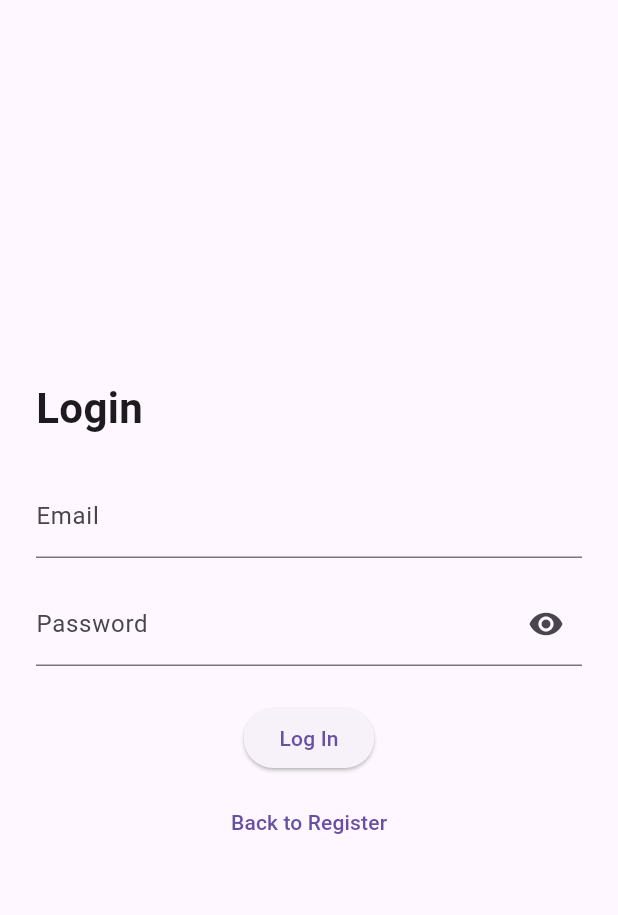
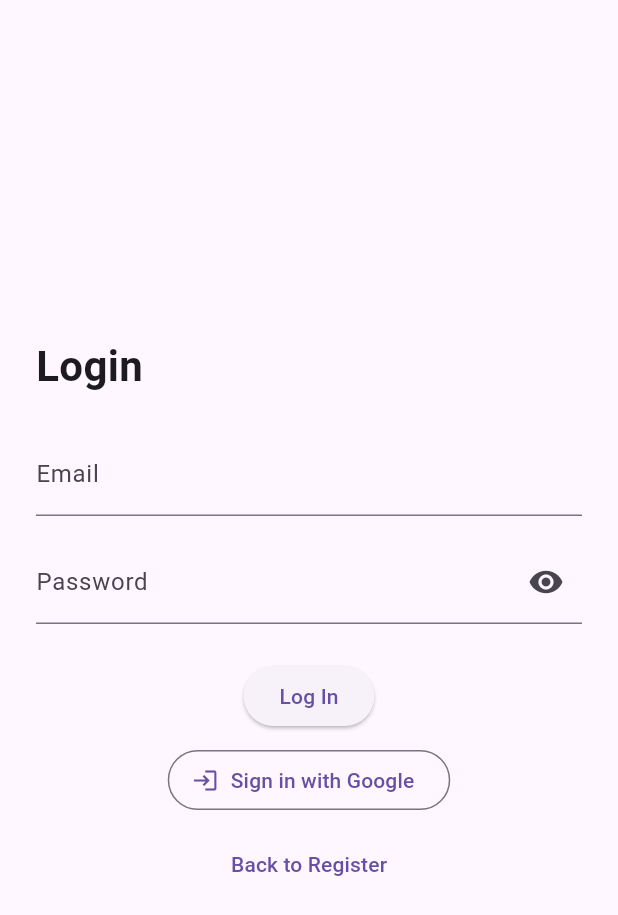
Before and after one commit to elvispreakerebi/kazi_app, a Flutter app: the screen it shows after launch, after a tap on "Register Account", after a tap on "Sign up with Google", after a tap on "Already have an account?", on a phone screen of 412 x 824 dp. Shown: the top 915 px of the screen. Run offline on Flutter 3.47's test engine with Material 3 defaults, Android fonts, the phone set to English and light mode, and no system bars; our stand-ins replace uni_links; missing offline and left inert: convex_flutter.

Commit message:
updated main for google oauth

```diff
--- a/lib/main.dart
+++ b/lib/main.dart
@@ -3,6 +3,8 @@
 import 'dart:convert';
 import 'package:url_launcher/url_launcher.dart';
 import 'package:convex_flutter/convex_flutter.dart';
+import 'package:uni_links/uni_links.dart';
+import 'dart:async';
 
 late ConvexClient convexClient;
 
@@ -29,10 +31,47 @@
   // Simple in-memory store for registration/email
   String? _registeredEmail;
   String? _jwt;
+  StreamSubscription? _sub;
+  String? _googleError;
+
+  @override
+  void initState() {
+    super.initState();
+    _initDeepLinks();
+  }
+
+  @override
+  void dispose() {
+    _sub?.cancel();
+    super.dispose();
+  }
 
   void onRegistered(String email) => setState(() => _registeredEmail = email);
-  void onLoggedIn(String jwt) => setState(() => _jwt = jwt);
+  void onLoggedIn(String jwt) => setState(() {
+    _jwt = jwt;
+    _googleError = null;
+  });
   void logout() => setState(() => _jwt = null);
+
+  Future<void> _initDeepLinks() async {
+    _sub = uriLinkStream.listen(
+      (Uri? uri) {
+        if (uri != null && uri.scheme == 'kazi' && uri.host == 'auth-success') {
+          final token = uri.queryParameters['token'];
+          if (token != null && token.isNotEmpty) {
+            onLoggedIn(token);
+          } else {
+            setState(
+              () => _googleError = "No token found in Google OAuth deep link.",
+            );
+          }
+        }
+      },
+      onError: (err) {
+        setState(() => _googleError = 'Deep link error: $err');
+      },
+    );
+  }
 
   @override
   Widget build(BuildContext context) {
@@ -46,7 +85,10 @@
     if (_registeredEmail == null) {
       return MaterialApp(
         title: 'Kazi App',
-        home: RegistrationScreen(onRegistered: onRegistered),
+        home: RegistrationScreen(
+          onRegistered: onRegistered,
+          onGoogleError: _googleError,
+        ),
         debugShowCheckedModeBanner: false,
       );
     } else {
@@ -56,6 +98,7 @@
           email: _registeredEmail!,
           onLoggedIn: onLoggedIn,
           onBackToRegister: () => setState(() => _registeredEmail = null),
+          onGoogleError: _googleError,
         ),
         debugShowCheckedModeBanner: false,
       );
@@ -65,8 +108,12 @@
 
 class RegistrationScreen extends StatefulWidget {
   final void Function(String email) onRegistered;
-  const RegistrationScreen({Key? key, required this.onRegistered})
-    : super(key: key);
+  final String? onGoogleError;
+  const RegistrationScreen({
+    Key? key,
+    required this.onRegistered,
+    this.onGoogleError,
+  }) : super(key: key);
 
   @override
   State<RegistrationScreen> createState() => _RegistrationScreenState();
@@ -132,6 +179,16 @@
       setState(() {
         _loading = false;
       });
+    }
+  }
+
+  Future<void> _signUpWithGoogle() async {
+    final url = Uri.parse('$convexBackend/api/auth/google/start');
+    if (await canLaunchUrl(url)) {
+      await launchUrl(url, mode: LaunchMode.externalApplication);
+      setState(() => _message = 'Google sign-in flow started in browser.');
+    } else {
+      setState(() => _message = 'Could not launch Google sign-in.');
     }
   }
 
@@ -231,6 +288,16 @@
                       onPressed: _loading ? null : _signUpWithGoogle,
                     ),
                   ),
+                  if (widget.onGoogleError != null) ...[
+                    const SizedBox(height: 24),
+                    Center(
+                      child: Text(
+                        widget.onGoogleError!,
+                        style: TextStyle(color: Colors.red),
+                        textAlign: TextAlign.center,
+                      ),
+                    ),
+                  ],
                   if (_message != null) ...[
                     const SizedBox(height: 24),
                     Center(
@@ -252,27 +319,19 @@
       ),
     );
   }
-
-  Future<void> _signUpWithGoogle() async {
-    final url = Uri.parse('$convexBackend/api/auth/signIn?provider=google');
-    if (await canLaunchUrl(url)) {
-      await launchUrl(url, mode: LaunchMode.externalApplication);
-      setState(() => _message = 'Google sign-in flow started in browser.');
-    } else {
-      setState(() => _message = 'Could not launch Google sign-in.');
-    }
-  }
 }
 
 class LoginScreen extends StatefulWidget {
   final String email;
   final void Function(String jwt) onLoggedIn;
   final VoidCallback onBackToRegister;
+  final String? onGoogleError;
   const LoginScreen({
     Key? key,
     required this.email,
     required this.onLoggedIn,
     required this.onBackToRegister,
+    this.onGoogleError,
   }) : super(key: key);
 
   @override
@@ -318,7 +377,6 @@
       final json = jsonDecode(res.body);
       if (res.statusCode == 200 && json['token'] != null) {
         widget.onLoggedIn(json['token']);
-        // Will show snackbar via HomeScreen
       } else if (json['error'] != null) {
         setState(() {
           _message = json['error'];
@@ -340,6 +398,16 @@
       setState(() {
         _loading = false;
       });
+    }
+  }
+
+  Future<void> _signInWithGoogle() async {
+    final url = Uri.parse('$convexBackend/api/auth/google/start');
+    if (await canLaunchUrl(url)) {
+      await launchUrl(url, mode: LaunchMode.externalApplication);
+      setState(() => _message = 'Google sign-in flow started in browser.');
+    } else {
+      setState(() => _message = 'Could not launch Google sign-in.');
     }
   }
 
@@ -412,11 +480,29 @@
                   ),
                   const SizedBox(height: 8),
                   Center(
+                    child: OutlinedButton.icon(
+                      icon: const Icon(Icons.login),
+                      label: const Text('Sign in with Google'),
+                      onPressed: _loading ? null : _signInWithGoogle,
+                    ),
+                  ),
+                  const SizedBox(height: 8),
+                  Center(
                     child: TextButton(
                       onPressed: _loading ? null : widget.onBackToRegister,
                       child: const Text('Back to Register'),
                     ),
                   ),
+                  if (widget.onGoogleError != null) ...[
+                    const SizedBox(height: 24),
+                    Center(
+                      child: Text(
+                        widget.onGoogleError!,
+                        style: TextStyle(color: Colors.red),
+                        textAlign: TextAlign.center,
+                      ),
+                    ),
+                  ],
                   if (_message != null) ...[
                     const SizedBox(height: 24),
                     Center(
--- a/pubspec.yaml
+++ b/pubspec.yaml
@@ -37,6 +37,7 @@ dependencies:
   convex_flutter: ^1.2.0
   http: ^1.5.0
   url_launcher: ^6.3.2
+  uni_links: ^0.5.1
 
 dev_dependencies:
   flutter_test:
```
Also changed, not shown: pubspec.lock.
